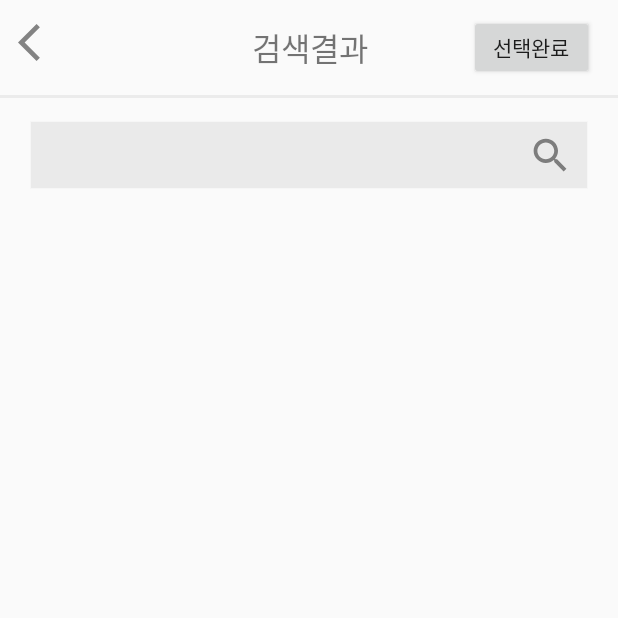
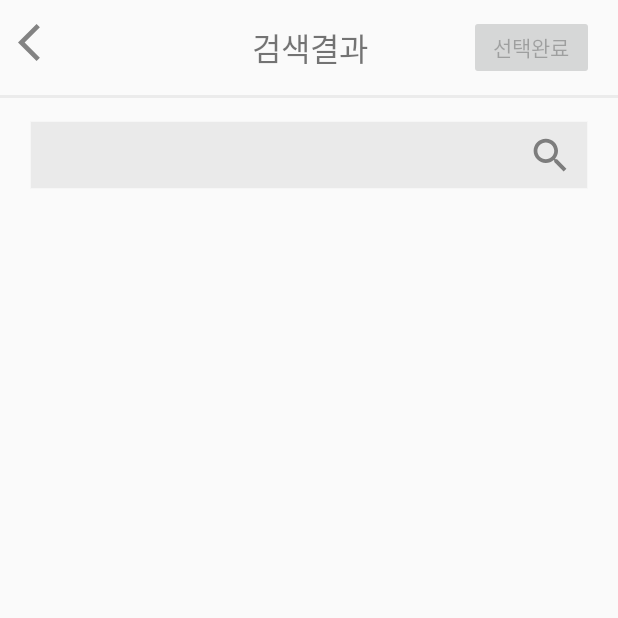
Before and after one commit to yunmiheo0509/cosmeticDiary, an Android app: the SearchCosmeticActivity screen opened directly, with no data from a screen before it, on a phone screen of 412 x 824 dp, the top half of it. Run offline under Robolectric (Android 15) with nearby library versions, the phone set to English and light mode, and no system bars.

```diff
--- a/app/src/main/java/com/example/cosmeticdiary/activity/LoginActivity.java
+++ b/app/src/main/java/com/example/cosmeticdiary/activity/LoginActivity.java
@@ -47,8 +47,8 @@ public class LoginActivity extends AppCompatActivity {
         et_password = findViewById(R.id.et_pw);
 
         // SharedPreferences 안에 값이 저장되어 있지 않을 때 -> Login
-        if(MySharedPreferences.getUserId(this) == null
-                || MySharedPreferences.getUserPass(this) == null) {
+        if(MySharedPreferences.getUserId(this).isEmpty()
+                || MySharedPreferences.getUserPass(this).isEmpty()) {
             Login();
         }
         else { // SharedPreferences 안에 값이 저장되어 있을 때 -> MainActivity로 이동
@@ -94,10 +94,12 @@ public class LoginActivity extends AppCompatActivity {
                             Log.v("success", loginModel.getSuccess());
                             if (loginModel.getCode().equals("200")) {
                                 MySharedPreferences.setUserId(LoginActivity.this, et_id.getText().toString());
+                                MySharedPreferences.setUserPass(LoginActivity.this, et_password.getText().toString());
 
                                 Toast.makeText(LoginActivity.this, "로그인 되었습니다.".toString(), Toast.LENGTH_SHORT).show();
                                 Intent intent = new Intent(LoginActivity.this, MainActivity.class);
                                 startActivity(intent);
+                                finish();
 
 //                                appData.setPREF_LOGIN_ID(loginModel.getUserID());
 //                                appData.setPREF_LOGIN("y");
--- a/app/src/main/java/com/example/cosmeticdiary/activity/SearchCosmeticActivity.java
+++ b/app/src/main/java/com/example/cosmeticdiary/activity/SearchCosmeticActivity.java
@@ -7,6 +7,7 @@ import android.view.View;
 import android.widget.Button;
 import android.widget.EditText;
 import android.widget.ImageView;
+import android.widget.TextView;
 import android.widget.Toast;
 
 import androidx.appcompat.app.AppCompatActivity;
@@ -31,9 +32,10 @@ public class SearchCosmeticActivity extends AppCompatActivity {
     private LinearLayoutManager linearLayoutManager;
 
     SearchCosmeticRecyclerAdapter recyclerAdapter;
-    final RetrofitService[] retrofitService = new RetrofitService[1];
     SearchResultModel dataList;
     List<SearchCosmeticModel> dataInfo;
+
+    RetrofitService retrofitService;
 
     @Override
     protected void onCreate(Bundle savedInstanceState) {
@@ -41,16 +43,15 @@ public class SearchCosmeticActivity extends AppCompatActivity {
         setContentView(R.layout.activity_search_cosmetic);
 
         ImageView backbtn = findViewById(R.id.iv_back);
-        Button btnchoice = findViewById(R.id.btn_choice);
+        final Button btn_choice = findViewById(R.id.btn_choice);
         final EditText et_search = findViewById(R.id.et_searchcosmetic);
         ImageView imgsearch = findViewById(R.id.img_search);
-
+        final TextView nosearchresult = findViewById(R.id.tv_nosearchresult);
 
         backbtn.setOnClickListener(new View.OnClickListener() {
             @Override
             public void onClick(View v) {
-                Intent intent = new Intent(SearchCosmeticActivity.this, WritingActivity.class);
-                startActivity(intent);
+                finish();
             }
         });
 
@@ -62,14 +63,14 @@ public class SearchCosmeticActivity extends AppCompatActivity {
         imgsearch.setOnClickListener(new View.OnClickListener() {
             @Override
             public void onClick(View view) {
-                retrofitService[0] = RetrofitHelper.getRetrofit().create(RetrofitService.class);
+                recyclerAdapter = null;
+                retrofitService = RetrofitHelper.getRetrofit().create(RetrofitService.class);
 
-                Call<SearchResultModel> call = retrofitService[0].getSearchCosmetic(et_search.getText().toString());
+                Call<SearchResultModel> call = retrofitService.getSearchCosmetic(et_search.getText().toString());
 
                 call.enqueue(new Callback<SearchResultModel>() {
                     @Override
                     public void onResponse(Call<SearchResultModel> call, Response<SearchResultModel> response) {
-                        if (response.isSuccessful()) {
                         Log.d("연결 성공", response.message());
                         SearchResultModel searchCosmeticResult = response.body();
                         Log.d("검색", searchCosmeticResult.toString());
@@ -79,16 +80,14 @@ public class SearchCosmeticActivity extends AppCompatActivity {
                             recyclerAdapter = new SearchCosmeticRecyclerAdapter(getApplicationContext(), dataInfo);
                             recyclerView.setAdapter(recyclerAdapter);
                             Log.d("받아온거  확인", dataInfo.toString());
+                            nosearchresult.setVisibility(View.GONE);
+                            btn_choice.setEnabled(true);
                         } else {
                             dataInfo.clear();
                             recyclerAdapter = new SearchCosmeticRecyclerAdapter(getApplicationContext(), dataInfo);
                             recyclerView.setAdapter(recyclerAdapter);
                             Log.d("받아온거 없는경우다", dataInfo.toString());
-                                Toast.makeText(SearchCosmeticActivity.this, "검색결과없음", Toast.LENGTH_SHORT).show();
-                            }
-
-                        } else {
-                            Log.d("ssss", response.message());
+                            nosearchresult.setVisibility(View.VISIBLE);
                         }
                     }
                     @Override
@@ -99,7 +98,9 @@ public class SearchCosmeticActivity extends AppCompatActivity {
             }
         });
 
-        btnchoice.setOnClickListener(new View.OnClickListener() {
+//        if (recyclerAdapter.)
+
+        btn_choice.setOnClickListener(new View.OnClickListener() {
             @Override
             public void onClick(View v) {
                 Intent intent = new Intent();
--- a/app/src/main/res/layout/activity_search_cosmetic.xml
+++ b/app/src/main/res/layout/activity_search_cosmetic.xml
@@ -38,6 +38,7 @@
         android:id="@+id/btn_choice"
         android:layout_width="83dp"
         android:layout_height="43dp"
+        android:enabled="false"
         android:text="선택완료"
         app:layout_constraintBottom_toBottomOf="@+id/tv_result"
         app:layout_constraintEnd_toEndOf="parent"
@@ -64,20 +65,37 @@
         android:layout_width="30dp"
         android:layout_height="30dp"
         android:layout_marginRight="10dp"
+        android:clickable="true"
         android:src="@drawable/ic_action_search"
         app:layout_constraintBottom_toBottomOf="@+id/et_searchcosmetic"
         app:layout_constraintEnd_toEndOf="@+id/et_searchcosmetic"
-        app:layout_constraintTop_toTopOf="@+id/et_searchcosmetic"
-        android:clickable="true"/>
+        app:layout_constraintTop_toTopOf="@+id/et_searchcosmetic" />
 
-    <androidx.recyclerview.widget.RecyclerView
-        android:id="@+id/rv_searchcosmetic"
+    <FrameLayout
         android:layout_width="match_parent"
         android:layout_height="wrap_content"
+
         android:layout_marginTop="15dp"
         app:layout_constraintEnd_toEndOf="parent"
         app:layout_constraintHorizontal_bias="0.0"
         app:layout_constraintStart_toStartOf="parent"
-        app:layout_constraintTop_toBottomOf="@+id/et_searchcosmetic" />
+        app:layout_constraintTop_toBottomOf="@+id/et_searchcosmetic">
+
+        <androidx.recyclerview.widget.RecyclerView
+            android:id="@+id/rv_searchcosmetic"
+            android:layout_width="match_parent"
+            android:layout_height="wrap_content"/>
+
+        <TextView
+            android:id="@+id/tv_nosearchresult"
+            android:layout_width="wrap_content"
+            android:layout_height="wrap_content"
+            android:layout_gravity="center_horizontal"
+            android:text="검색결과가 존재하지 않습니다"
+            android:textSize="18dp"
+            android:layout_marginTop="40dp"
+            android:visibility="gone"/>
+
+    </FrameLayout>
 
 </androidx.constraintlayout.widget.ConstraintLayout>
```
Also changed, not shown: app/src/main/java/com/example/cosmeticdiary/activity/EditProfileActivity.java (+27 -7 lines), app/src/main/java/com/example/cosmeticdiary/activity/MainActivity.java (+57 -39 lines), app/src/main/java/com/example/cosmeticdiary/adapter/SearchCosmeticRecyclerAdapter.java (+6 -1 lines), app/src/main/java/com/example/cosmeticdiary/model/SearchResultModel.java (+4 -5 lines), app/src/main/java/com/example/cosmeticdiary/retrofit/Common.java (+3 -6 lines), app/src/main/res/layout/activity_edit_profile.xml (+39 -58 lines). Lines whose indentation alone changed are shown as unchanged.
